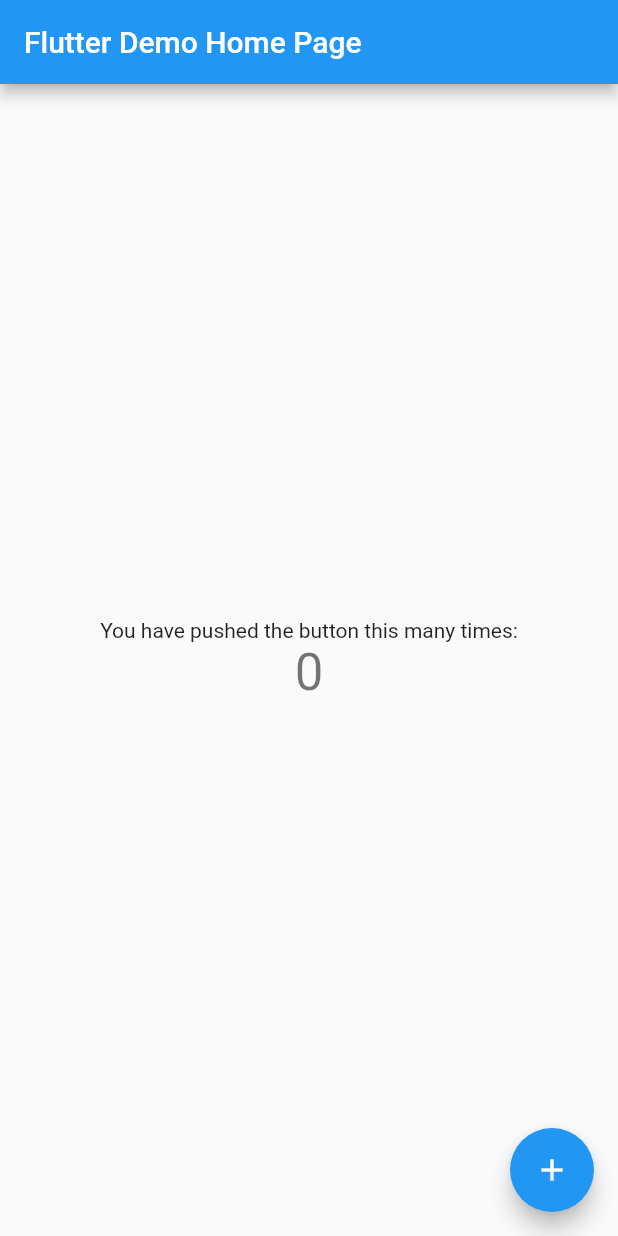
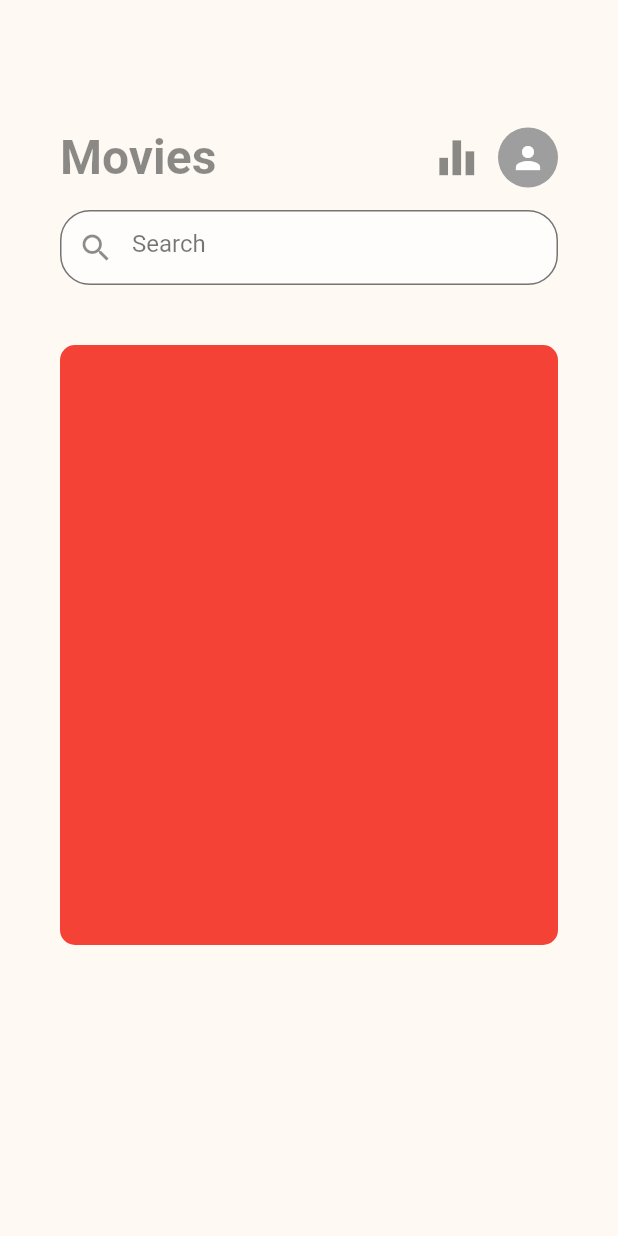
Before and after one commit to daveedson/movie_app_mvu_architecture, a Flutter app: the screen it shows after launch, on a phone screen of 412 x 824 dp. Run offline on Flutter 3.47's test engine with Material 2 defaults, Android fonts, the phone set to English and light mode, and no system bars; our stand-ins replace flutter_riverpod.

Commit message:
created search screen

```diff
--- /dev/null
+++ b/movie_search_app/lib/features/search/presentation/view/search_screen.dart
@@ -0,0 +1,81 @@
+// ignore_for_file: use_key_in_widget_constructors, prefer_const_literals_to_create_immutables, prefer_const_constructors
+
+import 'package:flutter/material.dart';
+import 'package:flutter_riverpod/flutter_riverpod.dart';
+
+class SearchScreen extends ConsumerWidget {
+  @override
+  Widget build(BuildContext context, WidgetRef ref) {
+    return Scaffold(
+      backgroundColor: Color(0xFFFEF9F3),
+      body: Padding(
+        padding: const EdgeInsets.symmetric(horizontal: 40.0, vertical: 55.0),
+        child: SingleChildScrollView(
+          child: Column(
+            children: [
+              SizedBox(height: 30.0),
+              Row(
+                children: [
+                  Text("Movies",
+                      style: TextStyle(
+                          fontSize: 32.0,
+                          fontWeight: FontWeight.bold,
+                          color: Colors.black45)),
+                  Spacer(),
+                  Icon(
+                    Icons.equalizer_outlined,
+                    size: 35.0,
+                    color: Colors.black45,
+                  ),
+                  SizedBox(width: 10.0),
+                  CircleAvatar(
+                      backgroundColor: Colors.grey,
+                      radius: 20.0,
+                      child: Icon(
+                        Icons.person,
+                        color: Colors.white,
+                      ))
+                ],
+              ),
+              SizedBox(height: 15.0),
+              SizedBox(
+                height: 50.0,
+                child: TextFormField(
+                  cursorColor: Colors.black,
+                  decoration: InputDecoration(
+                      prefixIcon: Icon(
+                        Icons.search,
+                        color: Colors.black45,
+                      ),
+                      border: OutlineInputBorder(
+                          borderRadius: BorderRadius.all(Radius.circular(20.0)),
+                          borderSide: BorderSide(color: Colors.black54)),
+                      enabledBorder: OutlineInputBorder(
+                          borderRadius: BorderRadius.all(Radius.circular(20.0)),
+                          borderSide: BorderSide(color: Colors.black54)),
+                      focusedBorder: OutlineInputBorder(
+                          borderRadius: BorderRadius.all(Radius.circular(20.0)),
+                          borderSide: BorderSide(color: Colors.black54)),
+                      hintStyle: TextStyle(
+                        color: Colors.black54,
+                      ),
+                      filled: true,
+                      fillColor: Colors.white70,
+                      hintText: 'Search'),
+                ),
+              ),
+              SizedBox(height: 40.0),
+              Container(
+                height: 400.0,
+                width: double.infinity,
+                decoration: BoxDecoration(
+                    color: Colors.red,
+                    borderRadius: BorderRadius.all(Radius.circular(10.0))),
+              )
+            ],
+          ),
+        ),
+      ),
+    );
+  }
+}
--- a/movie_search_app/lib/main.dart
+++ b/movie_search_app/lib/main.dart
@@ -1,4 +1,5 @@
 import 'package:flutter/material.dart';
+import 'package:movie_search_app/features/search/presentation/view/search_screen.dart';
 
 void main() {
   runApp(const MyApp());
@@ -11,6 +12,7 @@ class MyApp extends StatelessWidget {
   @override
   Widget build(BuildContext context) {
     return MaterialApp(
+      debugShowCheckedModeBanner: false,
       title: 'Flutter Demo',
       theme: ThemeData(
         // This is the theme of your application.
@@ -24,92 +26,7 @@ class MyApp extends StatelessWidget {
         // is not restarted.
         primarySwatch: Colors.blue,
       ),
-      home: const MyHomePage(title: 'Flutter Demo Home Page'),
+      home: SearchScreen(),
     );
   }
 }
-
-class MyHomePage extends StatefulWidget {
-  const MyHomePage({super.key, required this.title});
-
-  // This widget is the home page of your application. It is stateful, meaning
-  // that it has a State object (defined below) that contains fields that affect
-  // how it looks.
-
-  // This class is the configuration for the state. It holds the values (in this
-  // case the title) provided by the parent (in this case the App widget) and
-  // used by the build method of the State. Fields in a Widget subclass are
-  // always marked "final".
-
-  final String title;
-
-  @override
-  State<MyHomePage> createState() => _MyHomePageState();
-}
-
-class _MyHomePageState extends State<MyHomePage> {
-  int _counter = 0;
-
-  void _incrementCounter() {
-    setState(() {
-      // This call to setState tells the Flutter framework that something has
-      // changed in this State, which causes it to rerun the build method below
-      // so that the display can reflect the updated values. If we changed
-      // _counter without calling setState(), then the build method would not be
-      // called again, and so nothing would appear to happen.
-      _counter++;
-    });
-  }
-
-  @override
-  Widget build(BuildContext context) {
-    // This method is rerun every time setState is called, for instance as done
-    // by the _incrementCounter method above.
-    //
-    // The Flutter framework has been optimized to make rerunning build methods
-    // fast, so that you can just rebuild anything that needs updating rather
-    // than having to individually change instances of widgets.
-    return Scaffold(
-      appBar: AppBar(
-        // Here we take the value from the MyHomePage object that was created by
-        // the App.build method, and use it to set our appbar title.
-        title: Text(widget.title),
-      ),
-      body: Center(
-        // Center is a layout widget. It takes a single child and positions it
-        // in the middle of the parent.
-        child: Column(
-          // Column is also a layout widget. It takes a list of children and
-          // arranges them vertically. By default, it sizes itself to fit its
-          // children horizontally, and tries to be as tall as its parent.
-          //
-          // Invoke "debug painting" (press "p" in the console, choose the
-          // "Toggle Debug Paint" action from the Flutter Inspector in Android
-          // Studio, or the "Toggle Debug Paint" command in Visual Studio Code)
-          // to see the wireframe for each widget.
-          //
-          // Column has various properties to control how it sizes itself and
-          // how it positions its children. Here we use mainAxisAlignment to
-          // center the children vertically; the main axis here is the vertical
-          // axis because Columns are vertical (the cross axis would be
-          // horizontal).
-          mainAxisAlignment: MainAxisAlignment.center,
-          children: <Widget>[
-            const Text(
-              'You have pushed the button this many times:',
-            ),
-            Text(
-              '$_counter',
-              style: Theme.of(context).textTheme.headline4,
-            ),
-          ],
-        ),
-      ),
-      floatingActionButton: FloatingActionButton(
-        onPressed: _incrementCounter,
-        tooltip: 'Increment',
-        child: const Icon(Icons.add),
-      ), // This trailing comma makes auto-formatting nicer for build methods.
-    );
-  }
-}
--- a/movie_search_app/pubspec.yaml
+++ b/movie_search_app/pubspec.yaml
@@ -36,6 +36,7 @@ dependencies:
   # The following adds the Cupertino Icons font to your application.
   # Use with the CupertinoIcons class for iOS style icons.
   cupertino_icons: ^1.0.2
+  flutter_riverpod:
 
 dev_dependencies:
   flutter_test:
```
Also changed, not shown: movie_search_app/pubspec.lock.
